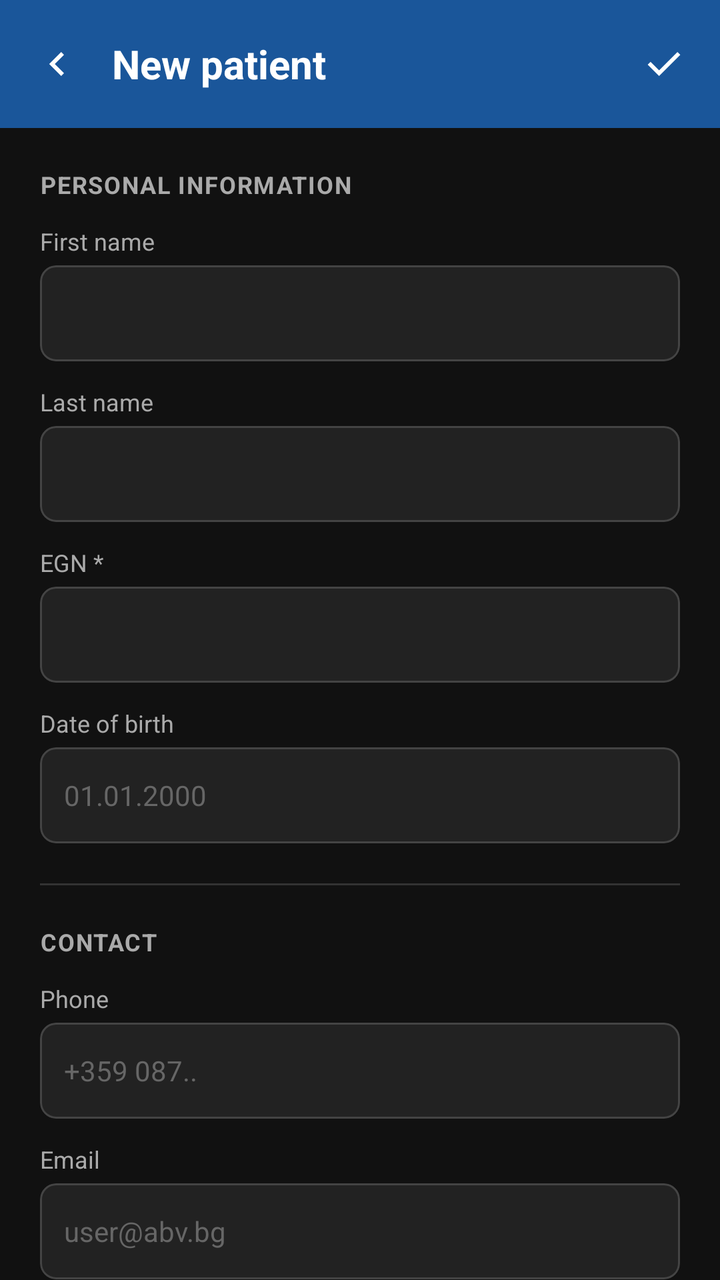
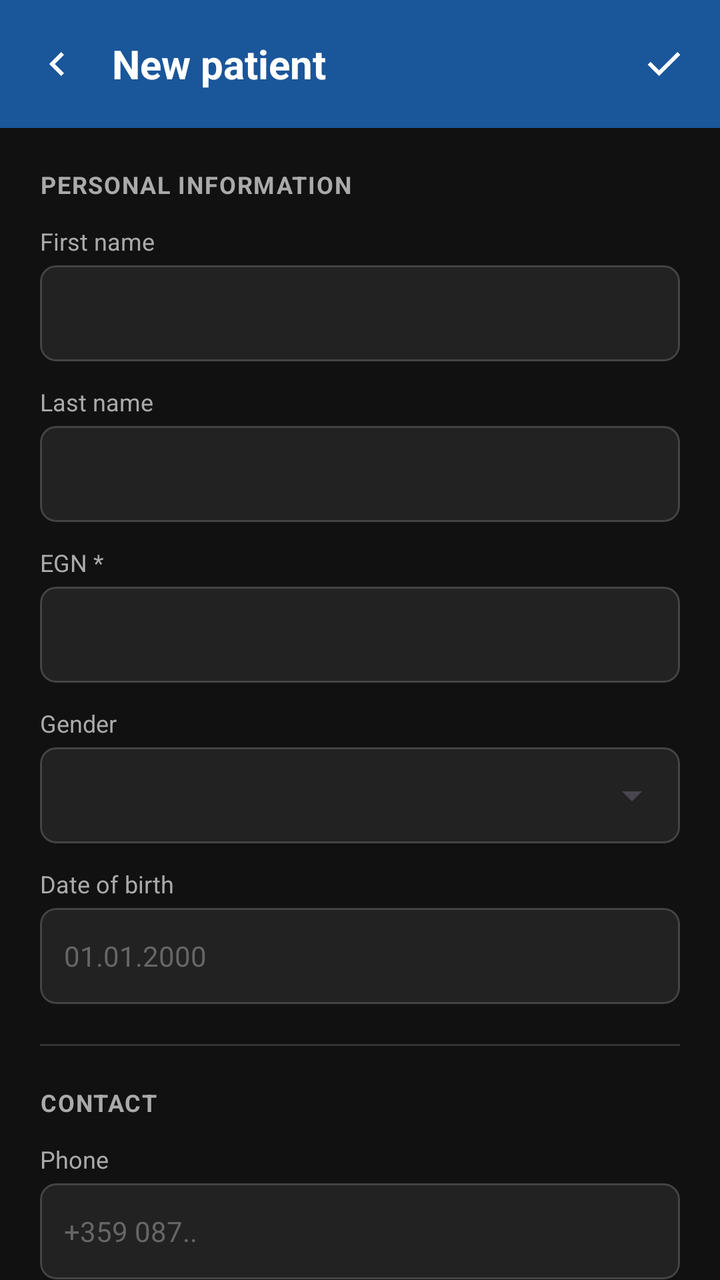

Two renders of the same Android screen: before a commit and after it. Below are the layout's source before the change and the commit's diff.
<!-- AndroidManifest.xml: application theme Theme.AeroDent -->
<!-- res/layout/fragment_add_patient.xml -->
<?xml version="1.0" encoding="utf-8"?>
<androidx.constraintlayout.widget.ConstraintLayout xmlns:android="http://schemas.android.com/apk/res/android"
    xmlns:app="http://schemas.android.com/apk/res-auto"
    xmlns:tools="http://schemas.android.com/tools"
    android:layout_width="match_parent"
    android:layout_height="match_parent"
    android:background="@color/bg_main">

    
    <com.google.android.material.card.MaterialCardView
        android:id="@+id/card_top_bar"
        android:layout_width="match_parent"
        android:layout_height="64dp"
        app:layout_constraintTop_toTopOf="parent"
        app:cardBackgroundColor="@color/bg_header_blue"
        app:cardCornerRadius="0dp"
        app:strokeWidth="0dp">

        <RelativeLayout
            android:layout_width="match_parent"
            android:layout_height="match_parent"
            android:paddingHorizontal="16dp">

            <ImageView
                android:id="@+id/btn_back"
                android:layout_width="24dp"
                android:layout_height="24dp"
                android:layout_centerVertical="true"
                android:src="@drawable/ic_arrow_right"
                android:rotation="180"
                app:tint="@color/text_white" />

            <TextView
                android:id="@+id/text_title"
                android:layout_width="wrap_content"
                android:layout_height="wrap_content"
                android:layout_centerVertical="true"
                android:layout_toEndOf="@id/btn_back"
                android:layout_marginStart="16dp"
                android:text="@string/add_patient_title"
                android:textColor="@color/text_white"
                android:textStyle="bold"
                android:textSize="20sp" />

            <ImageView
                android:id="@+id/btn_delete"
                android:layout_width="24dp"
                android:layout_height="24dp"
                android:layout_toStartOf="@id/btn_save_top"
                android:layout_centerVertical="true"
                android:layout_marginEnd="16dp"
                android:src="@drawable/ic_delete"
                android:visibility="gone"
                app:tint="@color/text_white" />

            <ImageView
                android:id="@+id/btn_save_top"
                android:layout_width="24dp"
                android:layout_height="24dp"
                android:layout_alignParentEnd="true"
                android:layout_centerVertical="true"
                android:src="@drawable/ic_check"
                app:tint="@color/text_white" />
        </RelativeLayout>
    </com.google.android.material.card.MaterialCardView>

    <androidx.core.widget.NestedScrollView
        android:layout_width="match_parent"
        android:layout_height="0dp"
        app:layout_constraintTop_toBottomOf="@id/card_top_bar"
        app:layout_constraintBottom_toBottomOf="parent">

        <LinearLayout
            android:layout_width="match_parent"
            android:layout_height="wrap_content"
            android:orientation="vertical"
            android:padding="20dp">

            
            <TextView
                android:layout_width="wrap_content"
                android:layout_height="wrap_content"
                android:text="@string/add_patient_section_personal"
                android:textColor="@color/text_grey"
                android:textSize="12sp"
                android:textStyle="bold"
                android:letterSpacing="0.05" />

            <TextView
                android:layout_width="wrap_content"
                android:layout_height="wrap_content"
                android:layout_marginTop="12dp"
                android:text="@string/add_patient_first_name"
                android:textColor="@color/text_grey"
                android:textSize="12sp" />

            <com.google.android.material.card.MaterialCardView
                android:layout_width="match_parent"
                android:layout_height="48dp"
                android:layout_marginTop="4dp"
                app:cardBackgroundColor="@color/bg_card"
                app:cardCornerRadius="8dp"
                app:strokeWidth="1dp"
                app:strokeColor="@color/border_grey">
                <EditText
                    android:id="@+id/edit_first_name"
                    android:layout_width="match_parent"
                    android:layout_height="match_parent"
                    android:background="@android:color/transparent"
                    android:paddingHorizontal="12dp"
                    android:textColor="@color/text_white"
                    android:textSize="14sp"
                    android:inputType="textPersonName" />
            </com.google.android.material.card.MaterialCardView>

            <TextView
                android:layout_width="wrap_content"
                android:layout_height="wrap_content"
                android:layout_marginTop="12dp"
                android:text="@string/add_patient_last_name"
                android:textColor="@color/text_grey"
                android:textSize="12sp" />

            <com.google.android.material.card.MaterialCardView
                android:layout_width="match_parent"
                android:layout_height="48dp"
                android:layout_marginTop="4dp"
                app:cardBackgroundColor="@color/bg_card"
                app:cardCornerRadius="8dp"
                app:strokeWidth="1dp"
                app:strokeColor="@color/border_grey">
                <EditText
                    android:id="@+id/edit_last_name"
                    android:layout_width="match_parent"
                    android:layout_height="match_parent"
                    android:background="@android:color/transparent"
                    android:paddingHorizontal="12dp"
                    android:textColor="@color/text_white"
                    android:textSize="14sp"
                    android:inputType="textPersonName" />
            </com.google.android.material.card.MaterialCardView>

            <TextView
                android:layout_width="wrap_content"
                android:layout_height="wrap_content"
                android:layout_marginTop="12dp"
                android:text="@string/add_patient_egn"
                android:textColor="@color/text_grey"
                android:textSize="12sp" />

            <com.google.android.material.card.MaterialCardView
                android:layout_width="match_parent"
                android:layout_height="48dp"
                android:layout_marginTop="4dp"
                app:cardBackgroundColor="@color/bg_card"
                app:cardCornerRadius="8dp"
                app:strokeWidth="1dp"
                app:strokeColor="@color/border_grey">
                <EditText
                    android:id="@+id/edit_egn"
                    android:layout_width="match_parent"
                    android:layout_height="match_parent"
                    android:background="@android:color/transparent"
                    android:paddingHorizontal="12dp"
                    android:textColor="@color/text_white"
                    android:textSize="14sp"
                    android:inputType="number"
                    android:maxLength="10" />
            </com.google.android.material.card.MaterialCardView>

            <TextView
                android:layout_width="wrap_content"
                android:layout_height="wrap_content"
                android:layout_marginTop="12dp"
                android:text="@string/add_patient_dob"
                android:textColor="@color/text_grey"
                android:textSize="12sp" />

            <com.google.android.material.card.MaterialCardView
                android:layout_width="match_parent"
                android:layout_height="48dp"
                android:layout_marginTop="4dp"
                app:cardBackgroundColor="@color/bg_card"
                app:cardCornerRadius="8dp"
                app:strokeWidth="1dp"
                app:strokeColor="@color/border_grey">
                <EditText
                    android:id="@+id/edit_dob"
                    android:layout_width="match_parent"
                    android:layout_height="match_parent"
                    android:background="@android:color/transparent"
                    android:paddingHorizontal="12dp"
                    android:textColor="@color/text_white"
                    android:textSize="14sp"
                    android:focusable="false"
                    android:hint="@string/hint_dob_example"
                    android:textColorHint="@color/text_hint_grey" />
            </com.google.android.material.card.MaterialCardView>

            <View
                android:layout_width="match_parent"
                android:layout_height="1dp"
                android:background="@color/divider_grey"
                android:layout_marginVertical="20dp" />

            
            <TextView
                android:layout_width="wrap_content"
                android:layout_height="wrap_content"
                android:text="@string/add_patient_section_contact"
                android:textColor="@color/text_grey"
                android:textSize="12sp"
                android:textStyle="bold"
                android:letterSpacing="0.05" />

            <TextView
                android:layout_width="wrap_content"
                android:layout_height="wrap_content"
                android:layout_marginTop="12dp"
                android:text="@string/add_patient_phone"
                android:textColor="@color/text_grey"
                android:textSize="12sp" />

            <com.google.android.material.card.MaterialCardView
                android:layout_width="match_parent"
                android:layout_height="48dp"
                android:layout_marginTop="4dp"
                app:cardBackgroundColor="@color/bg_card"
                app:cardCornerRadius="8dp"
                app:strokeWidth="1dp"
                app:strokeColor="@color/border_grey">
                <EditText
                    android:id="@+id/edit_phone"
                    android:layout_width="match_parent"
                    android:layout_height="match_parent"
                    android:background="@android:color/transparent"
                    android:paddingHorizontal="12dp"
                    android:textColor="@color/text_white"
                    android:textSize="14sp"
                    android:inputType="phone"
                    android:hint="@string/hint_phone_example"
                    android:textColorHint="@color/text_hint_grey" />
            </com.google.android.material.card.MaterialCardView>

            <TextView
                android:layout_width="wrap_content"
                android:layout_height="wrap_content"
                android:layout_marginTop="12dp"
                android:text="@string/add_patient_email"
                android:textColor="@color/text_grey"
                android:textSize="12sp" />

            <com.google.android.material.card.MaterialCardView
                android:layout_width="match_parent"
                android:layout_height="48dp"
                android:layout_marginTop="4dp"
                app:cardBackgroundColor="@color/bg_card"
                app:cardCornerRadius="8dp"
                app:strokeWidth="1dp"
                app:strokeColor="@color/border_grey">
                <EditText
                    android:id="@+id/edit_email"
                    android:layout_width="match_parent"
                    android:layout_height="match_parent"
                    android:background="@android:color/transparent"
                    android:paddingHorizontal="12dp"
                    android:textColor="@color/text_white"
                    android:textSize="14sp"
                    android:inputType="textEmailAddress"
                    android:hint="@string/hint_email_example"
                    android:textColorHint="@color/text_hint_grey" />
            </com.google.android.material.card.MaterialCardView>

            <View
                android:layout_width="match_parent"
                android:layout_height="1dp"
                android:background="@color/divider_grey"
                android:layout_marginVertical="20dp" />

            
            <TextView
                android:layout_width="wrap_content"
                android:layout_height="wrap_content"
                android:text="@string/add_patient_section_insurance"
                android:textColor="@color/text_grey"
                android:textSize="12sp"
                android:textStyle="bold"
                android:letterSpacing="0.05" />

            <TextView
                android:layout_width="wrap_content"
                android:layout_height="wrap_content"
                android:layout_marginTop="12dp"
                android:text="@string/add_patient_nhif_number"
                android:textColor="@color/text_grey"
                android:textSize="12sp" />

            <com.google.android.material.card.MaterialCardView
                android:layout_width="match_parent"
                android:layout_height="48dp"
                android:layout_marginTop="4dp"
                app:cardBackgroundColor="@color/bg_card"
                app:cardCornerRadius="8dp"
                app:strokeWidth="1dp"
                app:strokeColor="@color/border_grey">
                <EditText
                    android:id="@+id/edit_nhif_number"
                    android:layout_width="match_parent"
                    android:layout_height="match_parent"
                    android:background="@android:color/transparent"
                    android:paddingHorizontal="12dp"
                    android:textColor="@color/text_white"
                    android:textSize="14sp"
                    android:inputType="number" />
            </com.google.android.material.card.MaterialCardView>

            <TextView
                android:layout_width="wrap_content"
                android:layout_height="wrap_content"
                android:layout_marginTop="12dp"
                android:text="@string/add_patient_nhif_status"
                android:textColor="@color/text_grey"
                android:textSize="12sp" />

            <com.google.android.material.card.MaterialCardView
                android:layout_width="match_parent"
                android:layout_height="48dp"
                android:layout_marginTop="4dp"
                app:cardBackgroundColor="@color/bg_card"
                app:cardCornerRadius="8dp"
                app:strokeWidth="1dp"
                app:strokeColor="@color/border_grey">
                <Spinner
                    android:id="@+id/spinner_nhif_status"
                    android:layout_width="match_parent"
                    android:layout_height="match_parent"
                    android:paddingHorizontal="12dp"
                    android:popupBackground="@color/bg_card" />
            </com.google.android.material.card.MaterialCardView>

            <TextView
                android:layout_width="wrap_content"
                android:layout_height="wrap_content"
                android:layout_marginTop="12dp"
                android:text="@string/add_patient_notes"
                android:textColor="@color/text_grey"
                android:textSize="12sp" />

            <com.google.android.material.card.MaterialCardView
                android:layout_width="match_parent"
                android:layout_height="wrap_content"
                android:layout_marginTop="4dp"
                app:cardBackgroundColor="@color/bg_card"
                app:cardCornerRadius="8dp"
                app:strokeWidth="1dp"
                app:strokeColor="@color/border_grey">
                <EditText
                    android:id="@+id/edit_notes"
                    android:layout_width="match_parent"
                    android:layout_height="wrap_content"
                    android:minHeight="100dp"
                    android:background="@android:color/transparent"
                    android:padding="12dp"
                    android:textColor="@color/text_white"
                    android:textSize="14sp"
                    android:gravity="top"
                    android:inputType="textMultiLine" />
            </com.google.android.material.card.MaterialCardView>

            <com.google.android.material.button.MaterialButton
                android:id="@+id/btn_save_patient"
                android:layout_width="match_parent"
                android:layout_height="56dp"
                android:layout_marginTop="32dp"
                android:layout_marginBottom="16dp"
                android:text="@string/add_patient_save"
                android:textAllCaps="false"
                android:textSize="16sp"
                android:textStyle="bold"
                app:cornerRadius="8dp"
                app:backgroundTint="@color/bg_header_blue" />

        </LinearLayout>
    </androidx.core.widget.NestedScrollView>

</androidx.constraintlayout.widget.ConstraintLayout>
<!-- resources referenced by this layout -->
<resources>
  <color name="bg_card">#222222</color>
  <color name="bg_header_blue">#1A569A</color>
  <color name="bg_main">#111111</color>
  <color name="border_grey">#444444</color>
  <color name="divider_grey">#333333</color>
  <color name="text_grey">#AAAAAA</color>
  <color name="text_hint_grey">#666666</color>
  <color name="text_white">#FFFFFF</color>
  <!-- drawable ic_arrow_right (drawable) -->
  <vector xmlns:android="http://schemas.android.com/apk/res/android"
      android:width="24dp"
      android:height="24dp"
      android:viewportWidth="960"
      android:viewportHeight="960">
    <path
        android:pathData="M504,480 L320,296l56,-56 240,240 -240,240 -56,-56 184,-184Z"
        android:fillColor="#e3e3e3"/>
  </vector>
  <!-- drawable ic_check (drawable) -->
  <vector xmlns:android="http://schemas.android.com/apk/res/android"
      android:width="24dp"
      android:height="24dp"
      android:viewportWidth="960"
      android:viewportHeight="960">
    <path
        android:pathData="M382,720L154,492l57,-57 171,171 367,-367 57,57L382,720Z"
        android:fillColor="#e3e3e3" />
  </vector>
  <!-- drawable ic_delete (drawable) -->
  <vector xmlns:android="http://schemas.android.com/apk/res/android"
      android:width="24dp"
      android:height="24dp"
      android:viewportWidth="24"
      android:viewportHeight="24"
      android:tint="#FFFFFF">
    <path
        android:fillColor="@android:color/white"
        android:pathData="M6,19c0,1.1 0.9,2 2,2h8c1.1,0 2,-0.9 2,-2V7H6v12zM19,4h-3.5l-1,-1h-5l-1,1H5v2h14V4z"/>
  </vector>
  <string name="add_patient_dob">Date of birth</string>
  <string name="add_patient_egn">EGN *</string>
  <string name="add_patient_email">Email</string>
  <string name="add_patient_first_name">First name</string>
  <string name="add_patient_last_name">Last name</string>
  <string name="add_patient_nhif_number">NZOK number</string>
  <string name="add_patient_nhif_status">NZOK status</string>
  <string name="add_patient_notes">Notes</string>
  <string name="add_patient_phone">Phone</string>
  <string name="add_patient_save">Save patient</string>
  <string name="add_patient_section_contact">CONTACT</string>
  <string name="add_patient_section_insurance">INSURANCE</string>
  <string name="add_patient_section_personal">PERSONAL INFORMATION</string>
  <string name="add_patient_title">New patient</string>
  <string name="hint_dob_example">01.01.2000</string>
  <string name="hint_email_example">user@abv.bg</string>
  <string name="hint_phone_example">+359 087..</string>
  <style name="Theme.AeroDent" parent="Base.Theme.AeroDent" />
  <style name="Base.Theme.AeroDent" parent="Theme.Material3.DayNight.NoActionBar">
          
          
      </style>
</resources>

<!-- the commit's change to res/layout/fragment_add_patient.xml (unified diff, before → after) -->
@@ -149,6 +149,7 @@
                 android:textSize="12sp" />
 
             <com.google.android.material.card.MaterialCardView
+                android:id="@+id/card_egn"
                 android:layout_width="match_parent"
                 android:layout_height="48dp"
                 android:layout_marginTop="4dp"
@@ -166,6 +167,40 @@
                     android:textSize="14sp"
                     android:inputType="number"
                     android:maxLength="10" />
+            </com.google.android.material.card.MaterialCardView>
+
+            <TextView
+                android:id="@+id/text_egn_error"
+                android:layout_width="wrap_content"
+                android:layout_height="wrap_content"
+                android:layout_marginTop="2dp"
+                android:text="@string/patient_error_egn_invalid"
+                android:textColor="@android:color/holo_red_light"
+                android:textSize="11sp"
+                android:visibility="gone" />
+
+            <TextView
+                android:layout_width="wrap_content"
+                android:layout_height="wrap_content"
+                android:layout_marginTop="12dp"
+                android:text="@string/add_patient_gender"
+                android:textColor="@color/text_grey"
+                android:textSize="12sp" />
+
+            <com.google.android.material.card.MaterialCardView
+                android:layout_width="match_parent"
+                android:layout_height="48dp"
+                android:layout_marginTop="4dp"
+                app:cardBackgroundColor="@color/bg_card"
+                app:cardCornerRadius="8dp"
+                app:strokeWidth="1dp"
+                app:strokeColor="@color/border_grey">
+                <Spinner
+                    android:id="@+id/spinner_gender"
+                    android:layout_width="match_parent"
+                    android:layout_height="match_parent"
+                    android:paddingHorizontal="12dp"
+                    android:popupBackground="@color/bg_card" />
             </com.google.android.material.card.MaterialCardView>
 
             <TextView
<!-- resource entries referenced after the edit -->
@@ -43,6 +43,7 @@
   <string name="add_patient_egn">EGN *</string>
   <string name="add_patient_email">Email</string>
   <string name="add_patient_first_name">First name</string>
+  <string name="add_patient_gender">Gender</string>
   <string name="add_patient_last_name">Last name</string>
   <string name="add_patient_nhif_number">NZOK number</string>
   <string name="add_patient_nhif_status">NZOK status</string>
@@ -56,6 +57,7 @@
   <string name="hint_dob_example">01.01.2000</string>
   <string name="hint_email_example">user@abv.bg</string>
   <string name="hint_phone_example">+359 087..</string>
+  <string name="patient_error_egn_invalid">Invalid EGN</string>
   <style name="Theme.AeroDent" parent="Base.Theme.AeroDent" />
   <style name="Base.Theme.AeroDent" parent="Theme.Material3.DayNight.NoActionBar">
           
